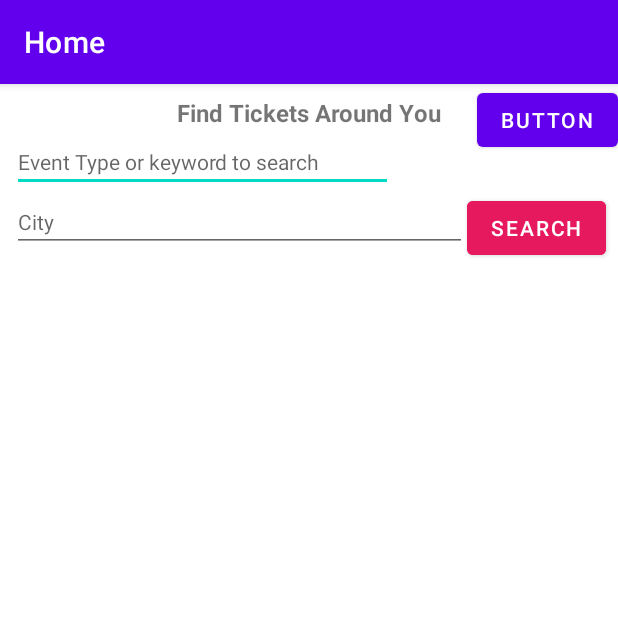
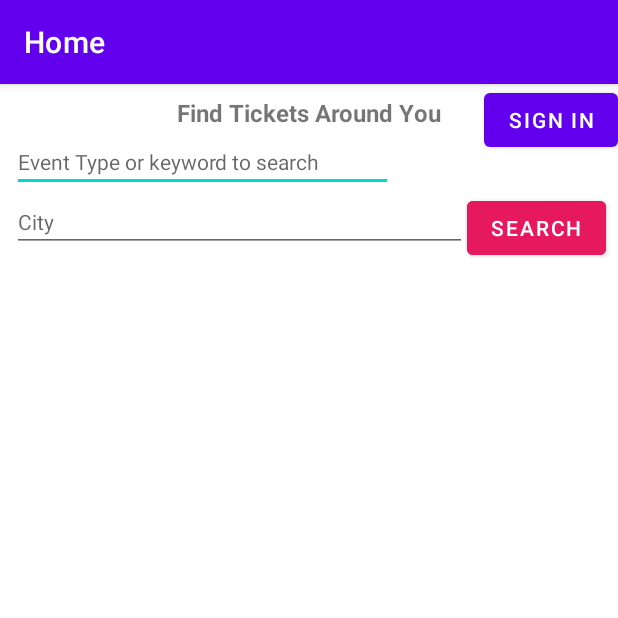
Before and after one commit to SaifRashid/TicketFinderApp, an Android app: the screen it shows after launch (MainActivity), on a phone screen of 412 x 824 dp, the top half of it. Run offline under Robolectric (Android 15) with nearby library versions, the phone set to English and light mode, and no system bars; our stand-ins replace Firebase (no records; nobody signed in at launch, a user with empty details on screens opened directly), navigation-ui; libraries missing offline, so code that uses them is left out: com.firebase.ui; pictures from the network do not load.

Commit message:
Extracted to string resource

```diff
--- a/app/src/main/java/com/example/ticketfinderapp/ui/home/HomeFragment.kt
+++ b/app/src/main/java/com/example/ticketfinderapp/ui/home/HomeFragment.kt
@@ -104,11 +104,8 @@ class HomeFragment : Fragment() {
             }
         }
 
-        // Get instance of the FirebaseAuth
-        val currentUser = FirebaseAuth.getInstance().currentUser
-
         // If currentUser is not null, we have a user and go back to the MainActivity
-        if (currentUser != null) {
+        if (user != null) {
             loginButton.visibility = View.GONE
         } else {
             // create a new ActivityResultLauncher to launch the sign-in activity and handle the result
@@ -224,7 +221,7 @@ class HomeFragment : Fragment() {
         val db = FirebaseFirestore.getInstance()
         val user = FirebaseAuth.getInstance().currentUser
         if (user != null) {
-            db.collection("favorites").document(user!!.uid).addSnapshotListener { snapshot, e ->
+            db.collection("favorites").document(user.uid).addSnapshotListener { snapshot, e ->
                 if (e != null) {
                     Log.e(TAG, "Error fetching favorite events", e)
                     return@addSnapshotListener
--- a/app/src/main/res/layout/fragment_home.xml
+++ b/app/src/main/res/layout/fragment_home.xml
@@ -11,7 +11,7 @@
         android:layout_width="wrap_content"
         android:layout_height="wrap_content"
         android:layout_marginTop="8dp"
-        android:text="Find Tickets Around You"
+        android:text="@string/title"
         android:textSize="16sp"
         android:textStyle="bold"
         app:layout_constraintEnd_toEndOf="parent"
@@ -25,7 +25,7 @@
     android:layout_marginStart="8dp"
     android:layout_marginTop="2dp"
     android:ems="10"
-    android:hint="Event Type or keyword to search"
+    android:hint="@string/keyword_hint"
     android:inputType="text"
     android:textSize="14sp"
     app:layout_constraintEnd_toStartOf="@+id/spinner"
@@ -38,7 +38,7 @@
     android:layout_height="wrap_content"
     android:layout_marginStart="8dp"
     android:ems="10"
-    android:hint="City"
+    android:hint="@string/city_hint"
     android:inputType="text"
     android:textSize="14sp"
     app:layout_constraintEnd_toStartOf="@+id/button_search"
@@ -51,7 +51,7 @@
         android:layout_height="wrap_content"
         android:layout_marginEnd="8dp"
         android:backgroundTint="#E6185E"
-        android:text="Search"
+        android:text="@string/search"
         app:iconSize="18dp"
         app:layout_constraintEnd_toEndOf="parent"
         app:layout_constraintTop_toBottomOf="@+id/editText_keyword" />
@@ -73,7 +73,7 @@
     android:layout_width="wrap_content"
     android:layout_height="wrap_content"
     android:layout_marginTop="24dp"
-    android:text="No Results were found"
+    android:text="@string/no_results_were_found"
     android:textSize="16sp"
     android:visibility="invisible"
     app:layout_constraintEnd_toEndOf="parent"
@@ -93,7 +93,7 @@
         android:id="@+id/login_button"
         android:layout_width="wrap_content"
         android:layout_height="wrap_content"
-        android:text="Button"
+        android:text="@string/sign_in"
         app:layout_constraintEnd_toEndOf="parent"
         app:layout_constraintTop_toTopOf="parent" />
     </androidx.constraintlayout.widget.ConstraintLayout>
--- a/app/src/main/res/values/strings.xml
+++ b/app/src/main/res/values/strings.xml
@@ -5,4 +5,10 @@
     <string name="title_settings">Settings</string>
     <!-- TODO: Remove or change this placeholder text -->
     <string name="hello_blank_fragment">Hello blank fragment</string>
+    <string name="title">Find Tickets Around You</string>
+    <string name="keyword_hint">Event Type or keyword to search</string>
+    <string name="city_hint">City</string>
+    <string name="search">Search</string>
+    <string name="no_results_were_found">No Results were found</string>
+    <string name="sign_in">Sign In</string>
 </resources>
```
